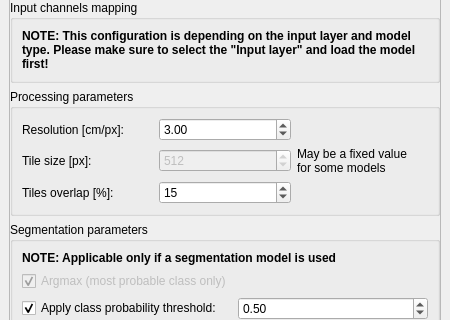
Above: plugin/deep_segmentation_framework/deep_segmentation_framework_dockwidget_base.ui from PUTvision/qgis-plugin-deepness before the change; both pictures show x 0 to 450 and y 330 to 650 of the 450 by 1368 pixel window. Below: the same form after it.
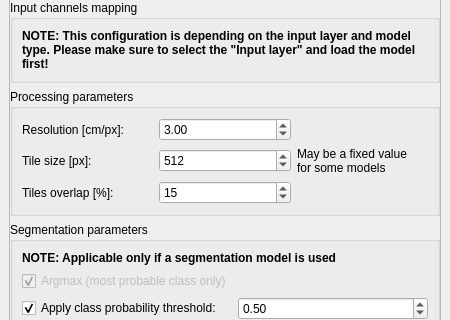
That is the form after the change. Custom widgets are drawn as their Qt base class.

The edit to the form file:
```diff
--- a/plugin/deep_segmentation_framework/deep_segmentation_framework_dockwidget_base.ui
+++ b/plugin/deep_segmentation_framework/deep_segmentation_framework_dockwidget_base.ui
@@ -301,7 +301,7 @@
            <item row="1" column="1">
             <widget class="QSpinBox" name="spinBox_tileSize_px">
              <property name="enabled">
-              <bool>false</bool>
+              <bool>true</bool>
              </property>
              <property name="toolTip">
               <string>&lt;html&gt;&lt;head/&gt;&lt;body&gt;&lt;p&gt;Size of the images passed to the model.&lt;/p&gt;&lt;p&gt;Usually needs to be the same as the one used during training.&lt;/p&gt;&lt;/body&gt;&lt;/html&gt;</string>
```
